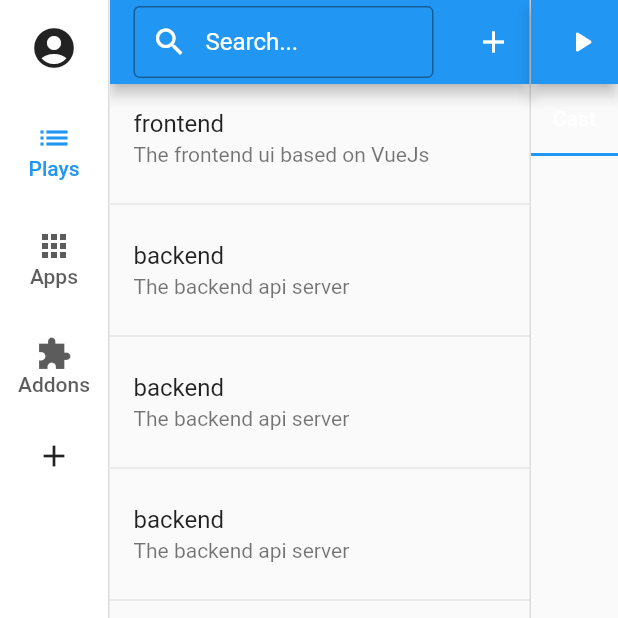
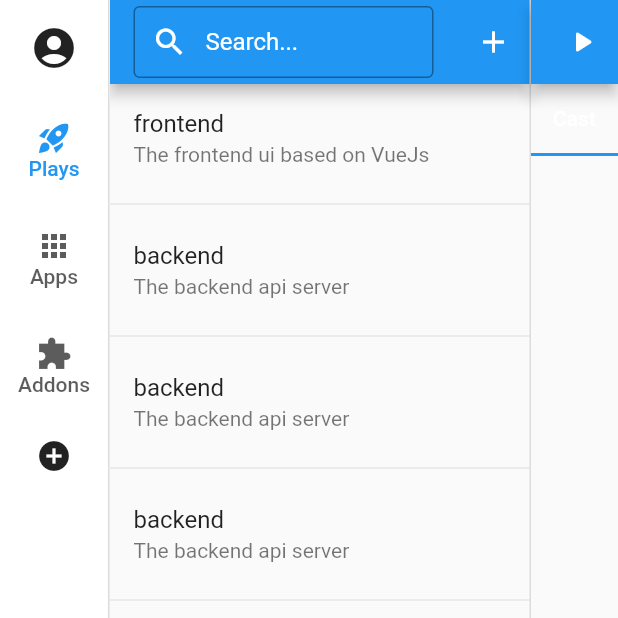
Before and after one commit to amphitheatre-app/desktop-flutter, a Flutter app: the screen it shows after launch, on a phone screen of 412 x 824 dp, the top half of it. Run offline on Flutter 3.47's test engine with Material 2 defaults, Android fonts, the phone set to English and light mode, and no system bars; generated files the repository leaves out were written again.

Commit message:
Updated plays and add icons

```diff
--- a/lib/src/app.dart
+++ b/lib/src/app.dart
@@ -125,12 +125,12 @@ class _MyStatefulWidgetState extends State<MyStatefulWidget> {
             ),
             trailing: IconButton(
               onPressed: () {},
-              icon: const Icon(Icons.add),
+              icon: const Icon(Icons.add_circle),
             ),
             destinations: const <NavigationRailDestination>[
               NavigationRailDestination(
-                icon: Icon(Icons.list_outlined),
-                selectedIcon: Icon(Icons.list),
+                icon: Icon(Icons.rocket_launch_outlined),
+                selectedIcon: Icon(Icons.rocket_launch),
                 label: Text('Plays'),
               ),
               NavigationRailDestination(
```
